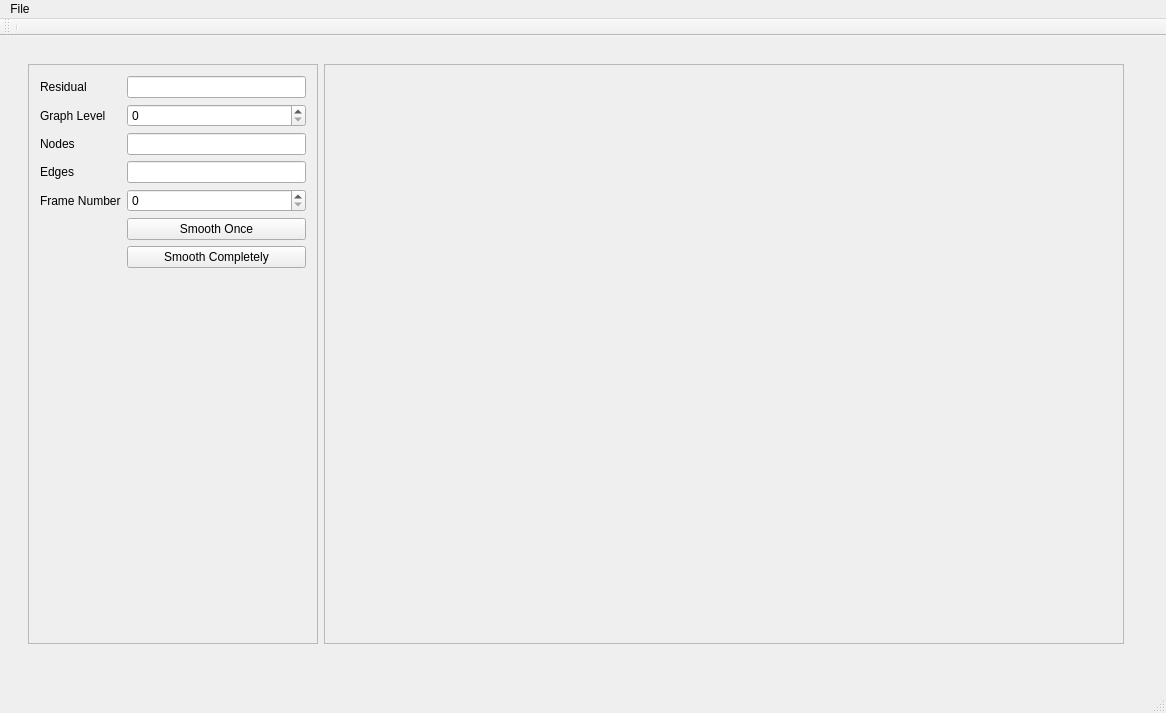
This is src/QtMain/AnimeshMainWindow.ui in jimbok8/Animesh as Qt 5 draws it before an edit. The edited form follows.
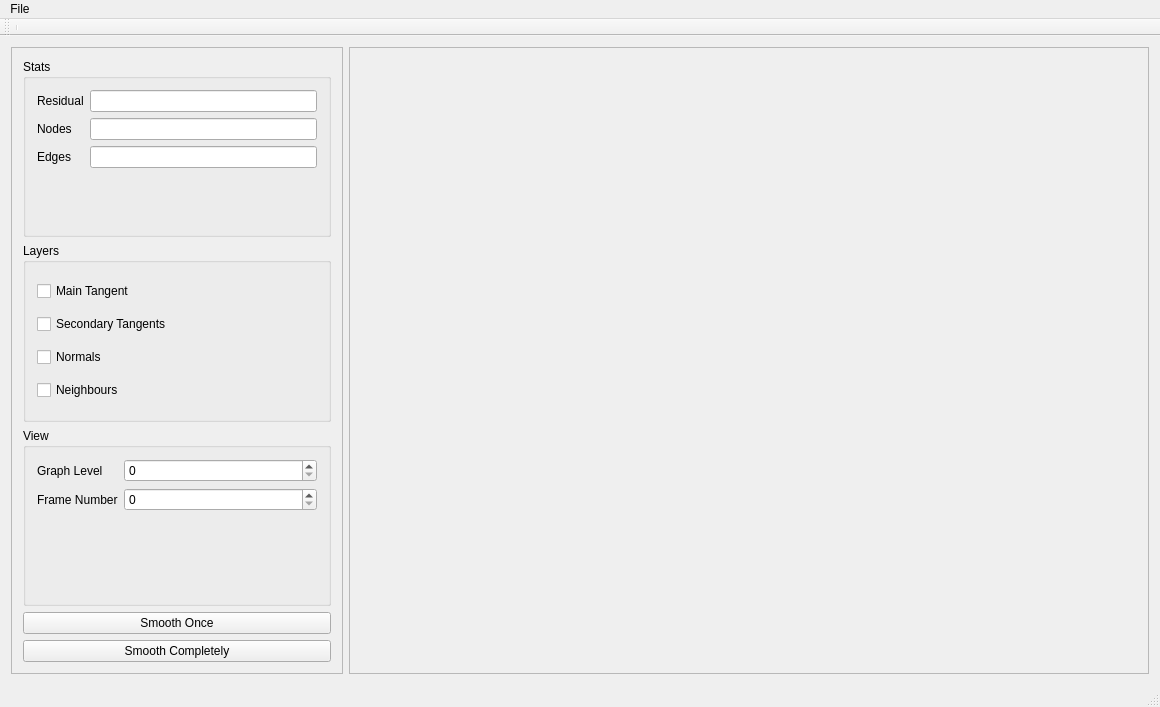
This is the edited form. Custom widgets are drawn as their Qt base class.

Commit message:
FEATURE: Fixed scaling of top level component.
Still need to reize children correctly.

```diff
--- a/src/QtMain/AnimeshMainWindow.ui
+++ b/src/QtMain/AnimeshMainWindow.ui
@@ -6,14 +6,14 @@
    <rect>
     <x>0</x>
     <y>0</y>
-    <width>1166</width>
-    <height>713</height>
+    <width>1160</width>
+    <height>707</height>
    </rect>
   </property>
   <property name="sizePolicy">
    <sizepolicy hsizetype="Expanding" vsizetype="Expanding">
-    <horstretch>1</horstretch>
-    <verstretch>1</verstretch>
+    <horstretch>100</horstretch>
+    <verstretch>100</verstretch>
    </sizepolicy>
   </property>
   <property name="minimumSize">
@@ -38,15 +38,8 @@
      <height>600</height>
     </size>
    </property>
-   <widget class="QWidget" name="layoutWidget">
-    <property name="geometry">
-     <rect>
-      <x>17</x>
-      <y>17</y>
-      <width>1118</width>
-      <height>602</height>
-     </rect>
-    </property>
+   <layout class="QVBoxLayout" name="verticalLayout_4">
+    <item>
     <layout class="QHBoxLayout" name="horizontalLayout">
      <item>
       <widget class="QFrame" name="frmInspector">
@@ -68,10 +61,28 @@
        <property name="frameShadow">
         <enum>QFrame::Raised</enum>
        </property>
-       <layout class="QFormLayout" name="formLayout">
+        <layout class="QVBoxLayout" name="verticalLayout">
         <property name="sizeConstraint">
          <enum>QLayout::SetNoConstraint</enum>
         </property>
+         <item>
+          <widget class="QGroupBox" name="gbStats">
+           <property name="sizePolicy">
+            <sizepolicy hsizetype="Expanding" vsizetype="Preferred">
+             <horstretch>0</horstretch>
+             <verstretch>0</verstretch>
+            </sizepolicy>
+           </property>
+           <property name="minimumSize">
+            <size>
+             <width>300</width>
+             <height>110</height>
+            </size>
+           </property>
+           <property name="title">
+            <string>Stats</string>
+           </property>
+           <layout class="QFormLayout" name="formLayout_2">
         <item row="0" column="0">
          <widget class="QLabel" name="lblResidual">
           <property name="text">
@@ -87,67 +98,140 @@
          </widget>
         </item>
         <item row="1" column="0">
-         <widget class="QLabel" name="lblGraphLevel">
-          <property name="text">
-           <string>Graph Level</string>
-          </property>
-         </widget>
-        </item>
-        <item row="1" column="1">
-         <widget class="QSpinBox" name="sbGraphLevel"/>
-        </item>
-        <item row="2" column="0">
          <widget class="QLabel" name="lblNodeCount">
           <property name="text">
            <string>Nodes</string>
           </property>
          </widget>
         </item>
-        <item row="2" column="1">
+            <item row="1" column="1">
          <widget class="QLineEdit" name="txtNodeCount">
           <property name="readOnly">
            <bool>true</bool>
           </property>
          </widget>
         </item>
-        <item row="3" column="0">
+            <item row="2" column="0">
          <widget class="QLabel" name="lblEdgeCount">
           <property name="text">
            <string>Edges</string>
           </property>
          </widget>
         </item>
-        <item row="3" column="1">
+            <item row="2" column="1">
          <widget class="QLineEdit" name="txtEdgeCount">
           <property name="readOnly">
            <bool>true</bool>
           </property>
          </widget>
         </item>
-        <item row="6" column="1">
+           </layout>
+          </widget>
+         </item>
+         <item>
+          <widget class="QGroupBox" name="gbLayers">
+           <property name="sizePolicy">
+            <sizepolicy hsizetype="Expanding" vsizetype="Preferred">
+             <horstretch>0</horstretch>
+             <verstretch>0</verstretch>
+            </sizepolicy>
+           </property>
+           <property name="minimumSize">
+            <size>
+             <width>300</width>
+             <height>110</height>
+            </size>
+           </property>
+           <property name="title">
+            <string>Layers</string>
+           </property>
+           <layout class="QVBoxLayout" name="verticalLayout_2">
+            <item>
+             <widget class="QCheckBox" name="cbMainTangent">
+              <property name="text">
+               <string>Main Tangent</string>
+              </property>
+             </widget>
+            </item>
+            <item>
+             <widget class="QCheckBox" name="cbSecondaryTangents">
+              <property name="text">
+               <string>Secondary Tangents</string>
+              </property>
+             </widget>
+            </item>
+            <item>
+             <widget class="QCheckBox" name="cbNormals">
+              <property name="text">
+               <string>Normals</string>
+              </property>
+             </widget>
+            </item>
+            <item>
+             <widget class="QCheckBox" name="cbNeighbours">
+              <property name="text">
+               <string>Neighbours</string>
+              </property>
+             </widget>
+            </item>
+           </layout>
+          </widget>
+         </item>
+         <item>
+          <widget class="QGroupBox" name="gbView">
+           <property name="sizePolicy">
+            <sizepolicy hsizetype="Expanding" vsizetype="Preferred">
+             <horstretch>0</horstretch>
+             <verstretch>0</verstretch>
+            </sizepolicy>
+           </property>
+           <property name="minimumSize">
+            <size>
+             <width>200</width>
+             <height>110</height>
+            </size>
+           </property>
+           <property name="title">
+            <string>View</string>
+           </property>
+           <layout class="QFormLayout" name="formLayout">
+            <item row="2" column="0">
+             <widget class="QLabel" name="lblFrameNumber">
+              <property name="text">
+               <string>Frame Number</string>
+              </property>
+             </widget>
+            </item>
+            <item row="1" column="1">
+             <widget class="QSpinBox" name="sbGraphLevel"/>
+            </item>
+            <item row="2" column="1">
+             <widget class="QSpinBox" name="sbFrameNumber"/>
+            </item>
+            <item row="1" column="0">
+             <widget class="QLabel" name="lblGraphLevel">
+              <property name="text">
+               <string>Graph Level</string>
+              </property>
+             </widget>
+            </item>
+           </layout>
+          </widget>
+         </item>
+         <item>
          <widget class="QPushButton" name="btnSmoothOnce">
           <property name="text">
            <string>Smooth Once</string>
           </property>
          </widget>
         </item>
-        <item row="8" column="1">
+         <item>
          <widget class="QPushButton" name="btnSmoothCompletely">
           <property name="text">
            <string>Smooth Completely</string>
           </property>
          </widget>
         </item>
-        <item row="5" column="1">
-         <widget class="QSpinBox" name="sbFrameNumber"/>
-        </item>
-        <item row="5" column="0">
-         <widget class="QLabel" name="lblFrameNumber">
-          <property name="text">
-           <string>Frame Number</string>
-          </property>
-         </widget>
-        </item>
        </layout>
       </widget>
      </item>
@@ -171,15 +255,9 @@
        <property name="frameShadow">
         <enum>QFrame::Raised</enum>
        </property>
+        <layout class="QVBoxLayout" name="verticalLayout_3">
+         <item>
        <widget class="QVTKWidget" name="qvtkWidget" native="true">
-        <property name="geometry">
-         <rect>
-          <x>10</x>
-          <y>10</y>
-          <width>781</width>
-          <height>581</height>
-         </rect>
-        </property>
         <property name="sizePolicy">
          <sizepolicy hsizetype="Expanding" vsizetype="Expanding">
           <horstretch>100</horstretch>
@@ -187,17 +265,20 @@
          </sizepolicy>
         </property>
        </widget>
-      </widget>
      </item>
     </layout>
    </widget>
+      </item>
+     </layout>
+    </item>
+   </layout>
   </widget>
   <widget class="QMenuBar" name="menuBar">
    <property name="geometry">
     <rect>
      <x>0</x>
      <y>0</y>
-     <width>1166</width>
+     <width>1160</width>
      <height>22</height>
     </rect>
    </property>
```
Lines whose indentation alone changed are shown as unchanged.
